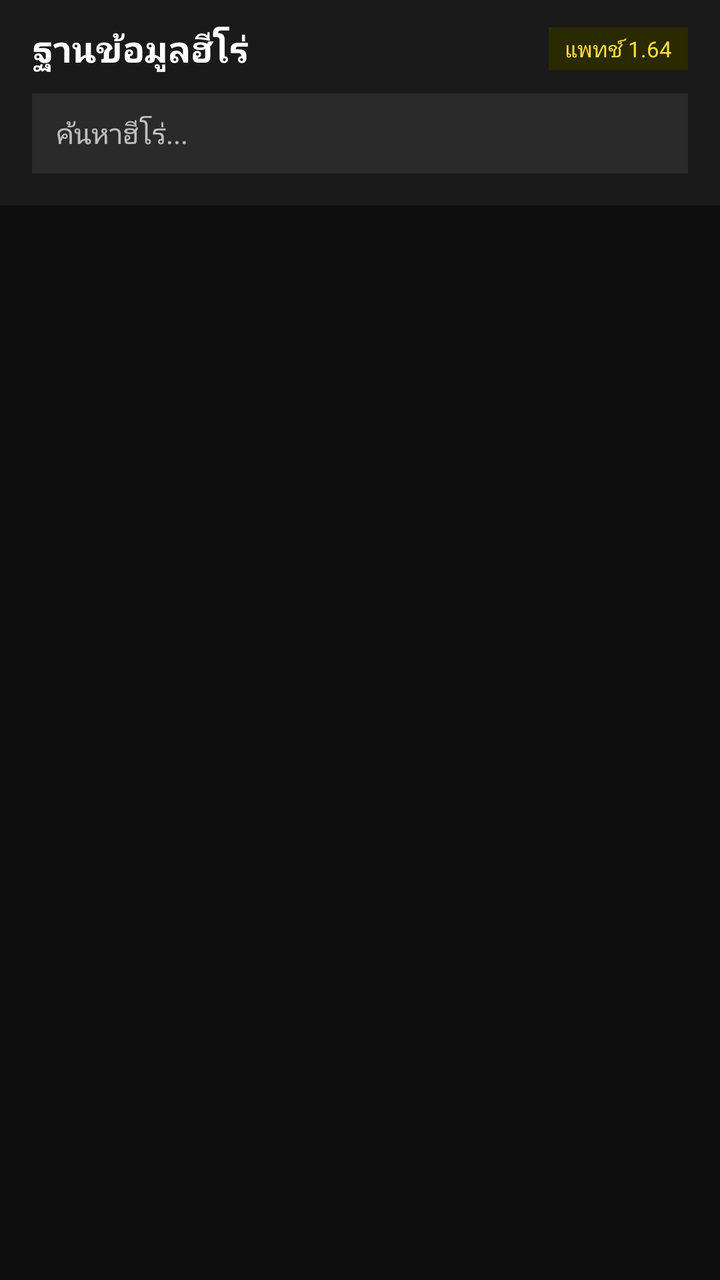
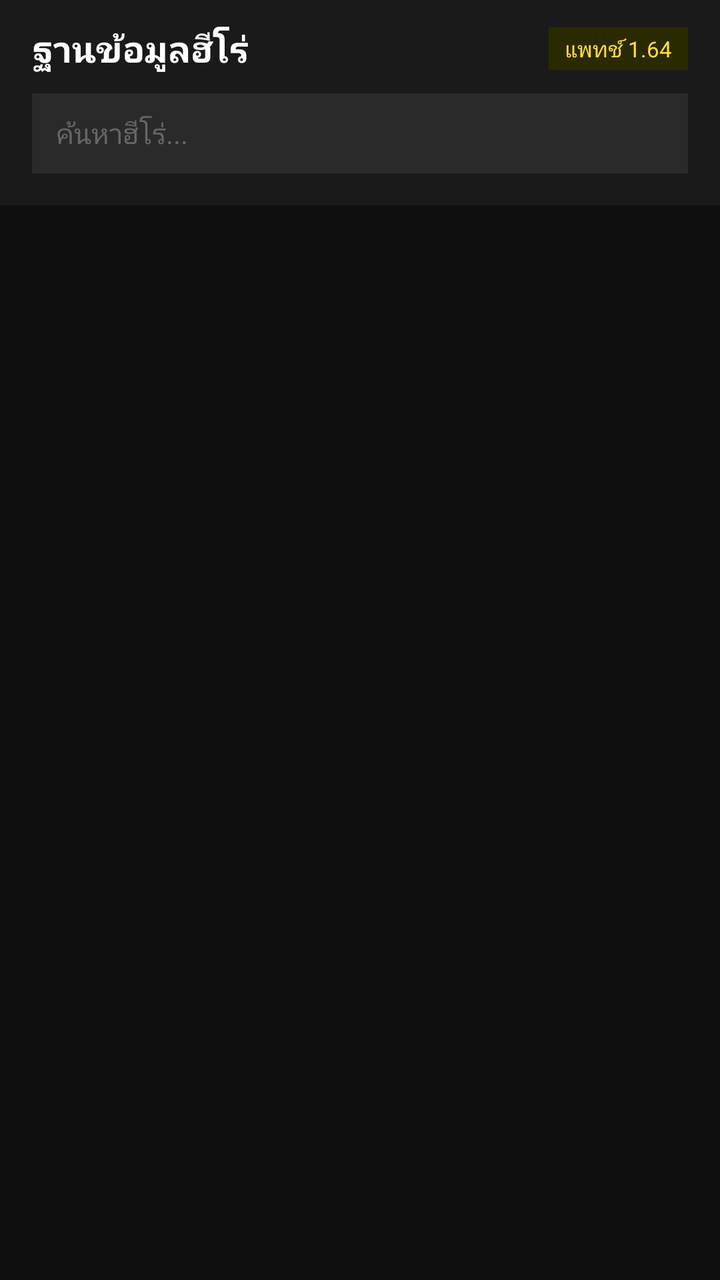

Two renders of the same Android screen: before a commit and after it. Below are the layout's source before the change and the commit's diff.
<!-- AndroidManifest.xml: activity theme Theme.AppCompat.NoActionBar -->
<!-- res/layout/activity_hero_db.xml -->
<?xml version="1.0" encoding="utf-8"?>
<LinearLayout xmlns:android="http://schemas.android.com/apk/res/android"
    xmlns:app="http://schemas.android.com/apk/res-auto"
    android:layout_width="match_parent"
    android:layout_height="match_parent"
    android:orientation="vertical"
    android:background="#0F0F0F">

    
    <LinearLayout
        android:layout_width="match_parent"
        android:layout_height="wrap_content"
        android:orientation="vertical"
        android:background="#1A1A1A"
        android:paddingStart="16dp"
        android:paddingEnd="16dp"
        android:paddingTop="12dp"
        android:paddingBottom="8dp">

        <LinearLayout
            android:layout_width="match_parent"
            android:layout_height="wrap_content"
            android:orientation="horizontal"
            android:gravity="center_vertical">

            <TextView
                android:layout_width="0dp"
                android:layout_height="wrap_content"
                android:layout_weight="1"
                android:text="ฐานข้อมูลฮีโร่"
                android:textColor="#FFFFFF"
                android:textSize="18sp"
                android:textStyle="bold" />

            
            <TextView
                android:id="@+id/tvPatchBadge"
                android:layout_width="wrap_content"
                android:layout_height="wrap_content"
                android:text="แพทช์ 1.64"
                android:textColor="#FFDD44"
                android:textSize="11sp"
                android:background="#2A2A00"
                android:paddingStart="8dp"
                android:paddingEnd="8dp"
                android:paddingTop="3dp"
                android:paddingBottom="3dp" />
        </LinearLayout>

        
        <LinearLayout
            android:id="@+id/bannerUpdate"
            android:layout_width="match_parent"
            android:layout_height="wrap_content"
            android:orientation="horizontal"
            android:gravity="center_vertical"
            android:background="#1A2A00"
            android:paddingStart="10dp"
            android:paddingEnd="6dp"
            android:paddingTop="6dp"
            android:paddingBottom="6dp"
            android:layout_marginTop="8dp"
            android:visibility="gone">

            <TextView
                android:id="@+id/tvUpdateMsg"
                android:layout_width="0dp"
                android:layout_height="wrap_content"
                android:layout_weight="1"
                android:text="มีแพทช์ใหม่: 1.65"
                android:textColor="#AAFF44"
                android:textSize="12sp" />

            <TextView
                android:id="@+id/tvUpdateAction"
                android:layout_width="wrap_content"
                android:layout_height="wrap_content"
                android:text="ดูเว็บ →"
                android:textColor="#AAFF44"
                android:textSize="12sp"
                android:textStyle="bold"
                android:padding="6dp" />
        </LinearLayout>

        
        <EditText
            android:id="@+id/etSearch"
            android:layout_width="match_parent"
            android:layout_height="40dp"
            android:layout_marginTop="10dp"
            android:background="#2A2A2A"
            android:paddingStart="12dp"
            android:paddingEnd="12dp"
            android:hint="ค้นหาฮีโร่..."
            android:hintTextColor="#666666"
            android:textColor="#FFFFFF"
            android:textSize="14sp"
            android:inputType="text"
            android:imeOptions="actionSearch"
            android:singleLine="true" />

        
        <HorizontalScrollView
            android:layout_width="match_parent"
            android:layout_height="wrap_content"
            android:layout_marginTop="8dp"
            android:scrollbars="none">

            <LinearLayout
                android:id="@+id/chipGroup"
                android:layout_width="wrap_content"
                android:layout_height="wrap_content"
                android:orientation="horizontal"
                android:gap="6dp" />
        </HorizontalScrollView>
    </LinearLayout>

    
    <androidx.recyclerview.widget.RecyclerView
        android:id="@+id/rvHeroes"
        android:layout_width="match_parent"
        android:layout_height="0dp"
        android:layout_weight="1"
        android:clipToPadding="false"
        android:paddingTop="4dp"
        android:paddingBottom="8dp" />

</LinearLayout>
<!-- resources referenced by this layout -->
<resources>

</resources>

<!-- the commit's change to res/layout/activity_hero_db.xml (unified diff, before → after) -->
@@ -32,7 +32,6 @@
                 android:textSize="18sp"
                 android:textStyle="bold" />
 
-            
             <TextView
                 android:id="@+id/tvPatchBadge"
                 android:layout_width="wrap_content"
@@ -67,7 +66,7 @@
                 android:layout_width="0dp"
                 android:layout_height="wrap_content"
                 android:layout_weight="1"
-                android:text="มีแพทช์ใหม่: 1.65"
+                android:text="มีแพทช์ใหม่"
                 android:textColor="#AAFF44"
                 android:textSize="12sp" />
 
@@ -92,7 +91,7 @@
             android:paddingStart="12dp"
             android:paddingEnd="12dp"
             android:hint="ค้นหาฮีโร่..."
-            android:hintTextColor="#666666"
+            android:textColorHint="#666666"
             android:textColor="#FFFFFF"
             android:textSize="14sp"
             android:inputType="text"
@@ -110,8 +109,7 @@
                 android:id="@+id/chipGroup"
                 android:layout_width="wrap_content"
                 android:layout_height="wrap_content"
-                android:orientation="horizontal"
-                android:gap="6dp" />
+                android:orientation="horizontal" />
         </HorizontalScrollView>
     </LinearLayout>
 
